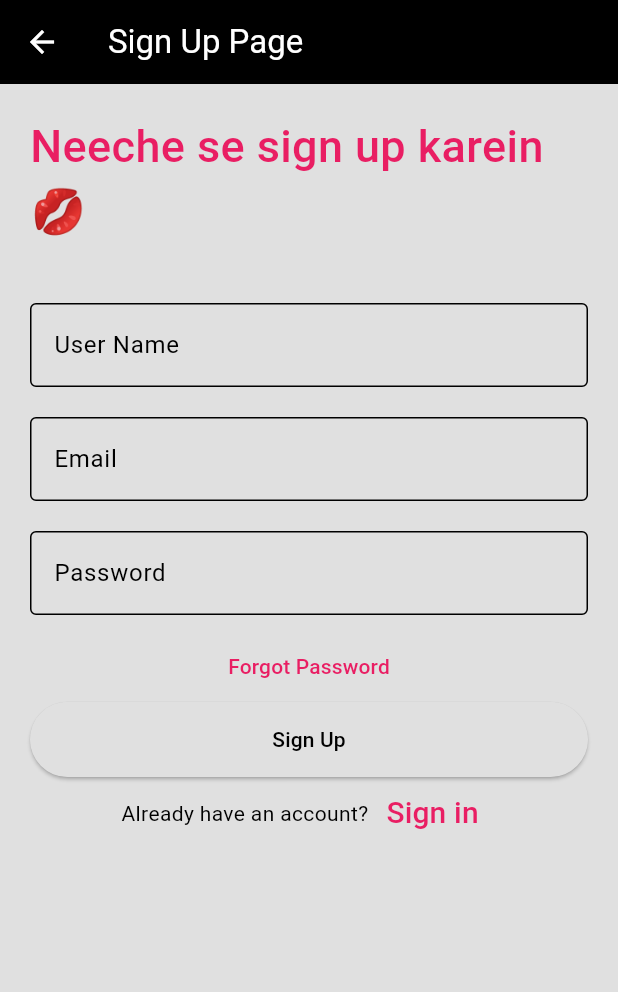
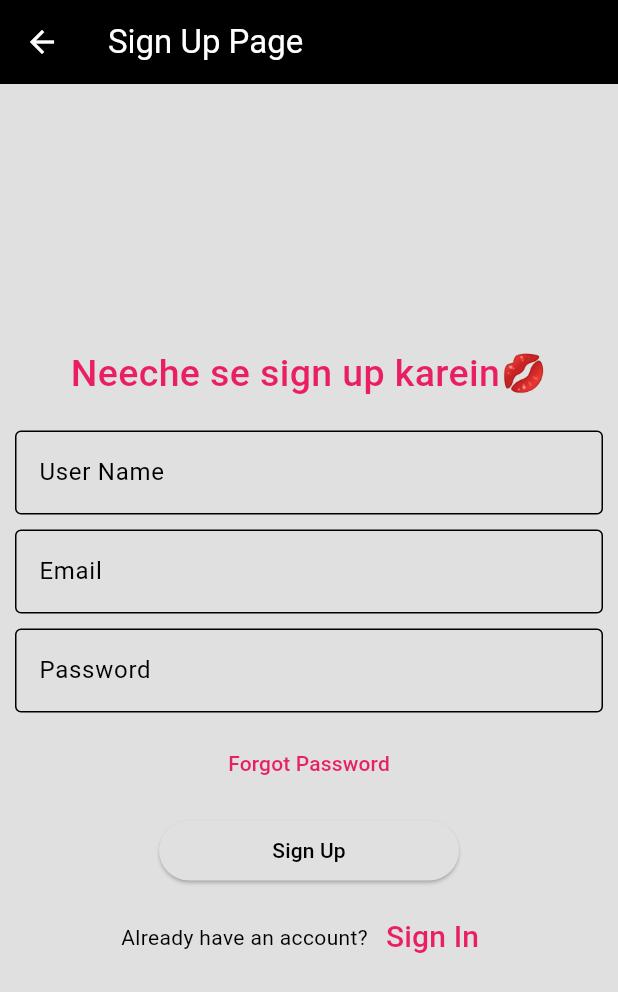
Before and after one commit to RYzeOnGit/MurMur, a Flutter app: the SignUpPage screen opened directly, on a phone screen of 412 x 824 dp. Shown: the top 992 px of the screen. Run offline on Flutter 3.47's test engine with Material 3 defaults, Android fonts, the phone set to English and light mode, and no system bars.

Commit message:
Modified the Input Boxes and better designing

```diff
--- a/frontend/lib/pages/SignUpPage.dart
+++ b/frontend/lib/pages/SignUpPage.dart
@@ -22,26 +22,21 @@ class SignUpPage extends StatelessWidget {
       ),
       body: Padding(
         padding: const EdgeInsets.all(10),
-        child: ListView(
+        child: Column(
+          mainAxisAlignment: MainAxisAlignment.center,
           children: [
-            Container(
-              alignment: Alignment.center,
-              padding: const EdgeInsets.all(10),
-              child: const Text(
-                'Neeche se sign up karein💋',
-                style: TextStyle(
-                  color: Colors.pink,
-                  fontWeight: FontWeight.w500,
-                  fontSize: 30,
-                ),
+            const Text(
+              'Neeche se sign up karein💋',
+              style: TextStyle(
+                color: Colors.pink,
+                fontWeight: FontWeight.w500,
+                fontSize: 25,
               ),
+              textAlign: TextAlign.center,
             ),
-            Container(
-              alignment: Alignment.center,
-              padding: const EdgeInsets.all(10),
-              ),
-            Container(
-              padding: const EdgeInsets.all(10),
+            const SizedBox(height: 20),
+            SizedBox(
+              width: 500, // Adjust the width as needed
               child: TextField(
                 controller: usernameController,
                 decoration: const InputDecoration(
@@ -50,8 +45,9 @@ class SignUpPage extends StatelessWidget {
                 ),
               ),
             ),
-            Container(
-              padding: const EdgeInsets.all(10),
+            const SizedBox(height: 10),
+            SizedBox(
+              width: 500, // Adjust the width as needed
               child: TextField(
                 controller: emailController,
                 decoration: const InputDecoration(
@@ -60,8 +56,9 @@ class SignUpPage extends StatelessWidget {
                 ),
               ),
             ),
-            Container(
-              padding: const EdgeInsets.all(10),
+            const SizedBox(height: 10),
+            SizedBox(
+              width: 500, // Adjust the width as needed
               child: TextField(
                 controller: passwordController,
                 obscureText: true,
@@ -71,6 +68,7 @@ class SignUpPage extends StatelessWidget {
                 ),
               ),
             ),
+            const SizedBox(height: 10),
             TextButton(
               onPressed: () {
                 // Forgot password functionality
@@ -80,9 +78,9 @@ class SignUpPage extends StatelessWidget {
                 style: TextStyle(color: Colors.pink),
               ),
             ),
-            Container(
-              height: 50,
-              padding: const EdgeInsets.fromLTRB(10, 0, 10, 0),
+            const SizedBox(height: 10),
+            SizedBox(
+              width: 200, // Adjust the width as needed
               child: ElevatedButton(
                 onPressed: () {
                   print("Username: ${usernameController.text}");
@@ -91,9 +89,11 @@ class SignUpPage extends StatelessWidget {
                 },
                 child: const Text(
                   'Sign Up',
-                  style: TextStyle(color: Colors.black)),
+                  style: TextStyle(color: Colors.black),
+                ),
               ),
             ),
+            const SizedBox(height: 10),
             Row(
               mainAxisAlignment: MainAxisAlignment.center,
               children: <Widget>[
@@ -103,7 +103,7 @@ class SignUpPage extends StatelessWidget {
                     Navigator.pop(context);
                   },
                   child: const Text(
-                    'Sign in',
+                    'Sign In',
                     style: TextStyle(fontSize: 20, color: Colors.pink),
                   ),
                 ),
```
